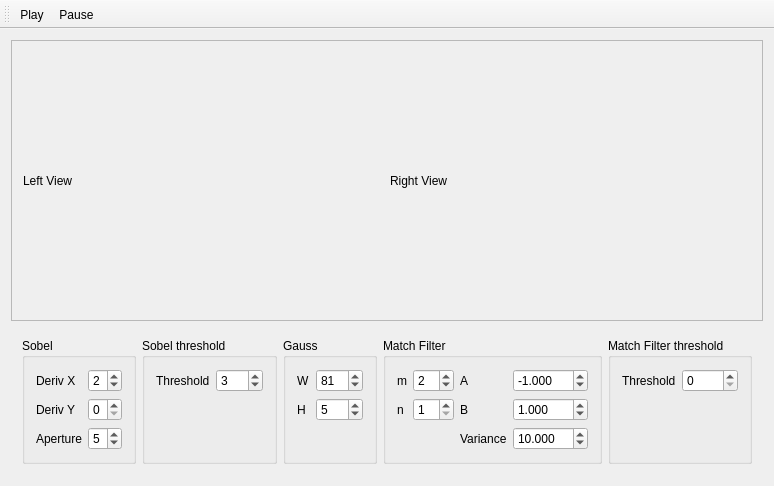
Above: LicensePlateExtractor/mainwindow.ui from dworak/licence-plate-extractor before the change. Below: the same form after it.
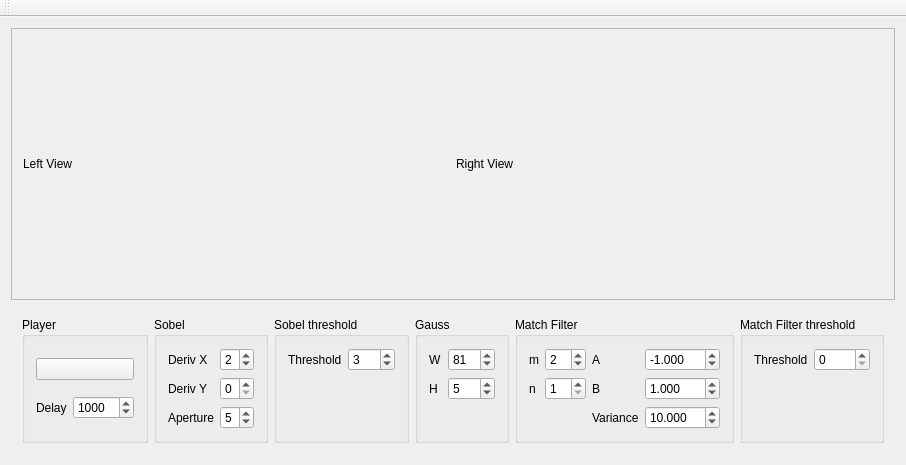
That is the form after the change. Icons and pictures are not drawn.

```diff
--- a/LicensePlateExtractor/mainwindow.ui
+++ b/LicensePlateExtractor/mainwindow.ui
@@ -6,8 +6,8 @@
    <rect>
     <x>0</x>
     <y>0</y>
-    <width>591</width>
-    <height>486</height>
+    <width>793</width>
+    <height>465</height>
    </rect>
   </property>
   <property name="windowTitle">
@@ -25,8 +25,8 @@
         <rect>
          <x>0</x>
          <y>0</y>
-         <width>571</width>
-         <height>207</height>
+         <width>773</width>
+         <height>202</height>
         </rect>
        </property>
        <layout class="QHBoxLayout" name="horizontalLayout_3">
@@ -57,6 +57,52 @@
     <item>
      <widget class="QWidget" name="widget" native="true">
       <layout class="QHBoxLayout" name="horizontalLayout">
+       <item>
+        <widget class="QGroupBox" name="groupBox_6">
+         <property name="title">
+          <string>Player</string>
+         </property>
+         <layout class="QGridLayout" name="gridLayout_2">
+          <item row="0" column="0" colspan="2">
+           <widget class="QPushButton" name="playPause">
+            <property name="text">
+             <string/>
+            </property>
+            <property name="icon">
+             <iconset resource="resources.qrc">
+              <normaloff>:/icon/play</normaloff>:/icon/play</iconset>
+            </property>
+           </widget>
+          </item>
+          <item row="1" column="0">
+           <widget class="QLabel" name="label">
+            <property name="text">
+             <string>Delay</string>
+            </property>
+            <property name="wordWrap">
+             <bool>true</bool>
+            </property>
+           </widget>
+          </item>
+          <item row="1" column="1">
+           <widget class="QSpinBox" name="frameDelay">
+            <property name="minimum">
+             <number>1</number>
+            </property>
+            <property name="maximum">
+             <number>10000</number>
+            </property>
+            <property name="singleStep">
+             <number>100</number>
+            </property>
+            <property name="value">
+             <number>1000</number>
+            </property>
+           </widget>
+          </item>
+         </layout>
+        </widget>
+       </item>
        <item>
         <widget class="QGroupBox" name="groupBox">
          <property name="title">
@@ -358,19 +404,7 @@
    <attribute name="toolBarBreak">
     <bool>false</bool>
    </attribute>
-   <addaction name="actionPlay"/>
-   <addaction name="actionPause"/>
   </widget>
-  <action name="actionPlay">
-   <property name="text">
-    <string>Play</string>
-   </property>
-  </action>
-  <action name="actionPause">
-   <property name="text">
-    <string>Pause</string>
-   </property>
-  </action>
  </widget>
  <layoutdefault spacing="6" margin="11"/>
  <resources/>
```
Left out of the diff: 6 changed lines with no effect on the pictures.
